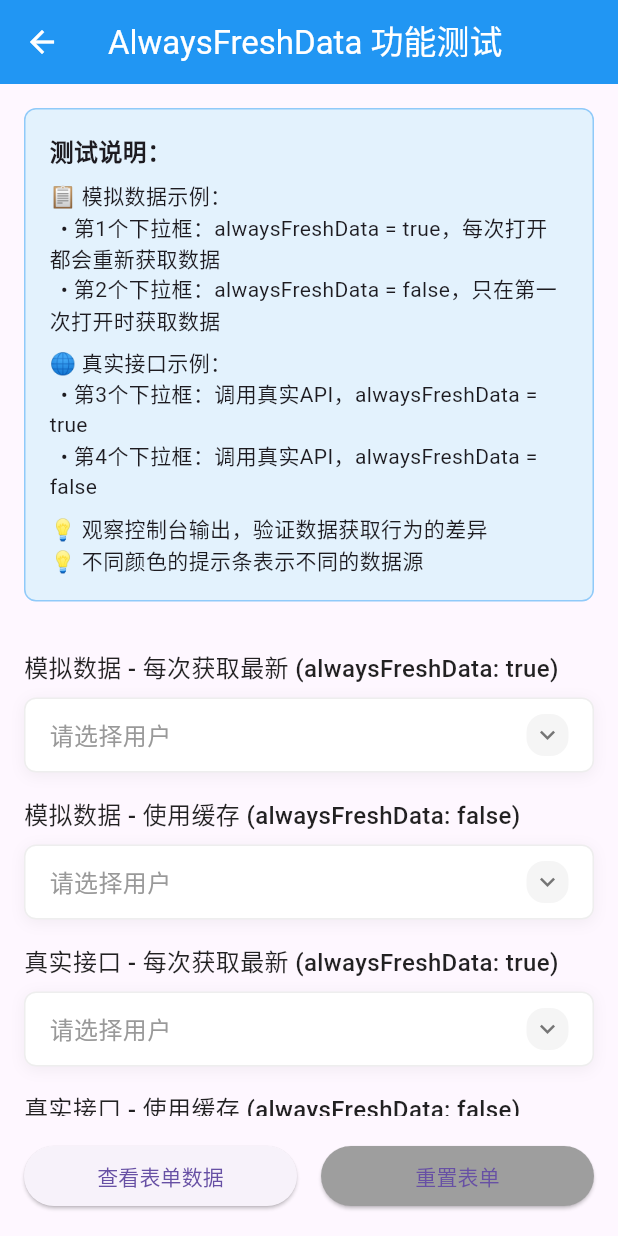
After one commit to yuzhido/simple_ui_for_flutter, a Flutter app: the AlwaysFreshTestPage screen opened directly, on a phone screen of 412 x 824 dp. The commit adds this screen. Run offline on Flutter 3.47's test engine with Material 3 defaults, Android fonts, the phone set to English and light mode, and no system bars; our stand-ins replace dio, file_picker, flutter_image_compress, image_picker, permission_handler; missing offline and left inert: mobile_scanner; accounts and stored records are empty; network calls fail.

Commit message:
表单新增总是刷新获取数据功能

```diff
--- /dev/null
+++ b/example/lib/pages/form_builder_demo/alwaysfresh_test.dart
@@ -0,0 +1,232 @@
+import 'package:flutter/material.dart';
+import 'package:simple_ui/models/form_builder_config.dart';
+import 'package:simple_ui/models/select_data.dart';
+import 'package:simple_ui/src/form_builder/index.dart';
+import '../../api/user_api.dart';
+import '../../api/models/user.dart';
+
+class AlwaysFreshTestPage extends StatefulWidget {
+  const AlwaysFreshTestPage({super.key});
+
+  @override
+  State<AlwaysFreshTestPage> createState() => _AlwaysFreshTestPageState();
+}
+
+class _AlwaysFreshTestPageState extends State<AlwaysFreshTestPage> {
+  final FormBuilderController _controller = FormBuilderController();
+  final GlobalKey<FormState> _formKey = GlobalKey<FormState>();
+
+  // 模拟远程数据获取
+  Future<List<SelectData<User>>> _fetchMockUsers(String keyword) async {
+    print('🔄 正在获取模拟用户数据，关键词: $keyword');
+    await Future.delayed(const Duration(seconds: 1)); // 模拟网络延迟
+
+    final users = [
+      User(id: '1', name: '张三', age: 25, address: '北京市朝阳区', school: '清华大学', birthday: '1998-01-15'),
+      User(id: '2', name: '李四', age: 28, address: '上海市浦东新区', school: '复旦大学', birthday: '1995-05-20'),
+      User(id: '3', name: '王五', age: 22, address: '广州市天河区', school: '中山大学', birthday: '2001-09-10'),
+      User(id: '4', name: '赵六', age: 30, address: '深圳市南山区', school: '北京大学', birthday: '1993-12-03'),
+    ];
+
+    final filteredUsers = keyword.isEmpty
+        ? users
+        : users.where((user) => (user.name?.contains(keyword) ?? false) || (user.school?.contains(keyword) ?? false) || (user.address?.contains(keyword) ?? false)).toList();
+
+    return filteredUsers.map((user) => SelectData<User>(label: '${user.name ?? '未知用户'} (${user.age ?? '未知年龄'}岁)', value: user.id ?? '', data: user)).toList();
+  }
+
+  // 真实接口获取数据
+  Future<List<SelectData<User>>> _fetchRealUsers(String? keyword) async {
+    try {
+      print('🌐 正在从真实接口获取用户数据，关键词: $keyword');
+      final response = await UserApi.getUserList(page: 1, limit: 20, name: keyword?.isNotEmpty == true ? keyword : null);
+
+      // 检查响应结构
+      if (response['success'] == true && response['data'] != null) {
+        final data = response['data'];
+
+        // 检查data是直接数组还是包含users字段的Map
+        List<dynamic> usersData;
+        if (data is List) {
+          // data直接是用户数组
+          usersData = data;
+        } else if (data is Map<String, dynamic> && data['users'] is List) {
+          // data是Map，包含users字段
+          usersData = data['users'];
+        } else {
+          print('⚠️ 接口返回数据格式不符合预期: $data');
+          return [];
+        }
+
+        if (usersData.isEmpty) {
+          print('📭 接口返回空数据');
+          return [];
+        }
+
+        print('✅ 成功获取到 ${usersData.length} 条用户数据');
+        return usersData.map((userJson) {
+          try {
+            if (userJson is Map<String, dynamic>) {
+              final user = User.fromJson(userJson);
+              return SelectData<User>(label: '${user.name ?? '未知用户'} (${user.age ?? '未知年龄'}岁)', value: user.id ?? '', data: user);
+            } else {
+              return SelectData<User>(
+                label: '数据格式错误',
+                value: 'error',
+                data: User(name: '数据格式错误', age: 0, address: '', school: '', birthday: ''),
+              );
+            }
+          } catch (e) {
+            print('❌ 解析用户数据失败: $e');
+            return SelectData<User>(
+              label: '解析失败的用户',
+              value: 'error',
+              data: User(name: '解析失败', age: 0, address: '', school: '', birthday: ''),
+            );
+          }
+        }).toList();
+      } else {
+        print('❌ 接口返回失败: ${response['message'] ?? '未知错误'}');
+        return [];
+      }
+    } catch (e) {
+      print('❌ 网络请求失败: $e');
+      return [];
+    }
+  }
+
+  List<FormBuilderConfig> get _configs => [
+    FormBuilderConfig.dropdown<User>(
+      name: 'alwaysFreshMockUser',
+      label: '模拟数据 - 每次获取最新 (alwaysFreshData: true)',
+      required: false,
+      remote: true,
+      remoteFetch: _fetchMockUsers,
+      alwaysFreshData: true, // 每次打开弹窗都获取最新数据
+      placeholder: '请选择用户',
+      onChange: (fieldName, value) {
+        print('✅ 模拟数据 alwaysFreshData字段值变更: $fieldName = $value');
+        ScaffoldMessenger.of(context).showSnackBar(SnackBar(content: Text('已选择模拟用户: $value'), duration: const Duration(seconds: 2), backgroundColor: Colors.green));
+      },
+    ),
+    FormBuilderConfig.dropdown<User>(
+      name: 'cachedMockUser',
+      label: '模拟数据 - 使用缓存 (alwaysFreshData: false)',
+      required: false,
+      remote: true,
+      remoteFetch: _fetchMockUsers,
+      alwaysFreshData: false, // 只在第一次打开时获取数据
+      placeholder: '请选择用户',
+      onChange: (fieldName, value) {
+        print('📦 模拟数据 缓存字段值变更: $fieldName = $value');
+        ScaffoldMessenger.of(context).showSnackBar(SnackBar(content: Text('已选择模拟用户: $value'), duration: const Duration(seconds: 2), backgroundColor: Colors.blue));
+      },
+    ),
+    FormBuilderConfig.dropdown<User>(
+      name: 'alwaysFreshRealUser',
+      label: '真实接口 - 每次获取最新 (alwaysFreshData: true)',
+      required: false,
+      remote: true,
+      remoteFetch: _fetchRealUsers,
+      alwaysFreshData: true, // 每次打开弹窗都获取最新数据
+      placeholder: '请选择用户',
+      onChange: (fieldName, value) {
+        print('🌐 真实接口 alwaysFreshData字段值变更: $fieldName = $value');
+        ScaffoldMessenger.of(context).showSnackBar(SnackBar(content: Text('已选择真实用户: $value'), duration: const Duration(seconds: 2), backgroundColor: Colors.orange));
+      },
+    ),
+    FormBuilderConfig.dropdown<User>(
+      name: 'cachedRealUser',
+      label: '真实接口 - 使用缓存 (alwaysFreshData: false)',
+      required: false,
+      remote: true,
+      remoteFetch: _fetchRealUsers,
+      alwaysFreshData: false, // 只在第一次打开时获取数据
+      placeholder: '请选择用户',
+      onChange: (fieldName, value) {
+        print('🌐 真实接口 缓存字段值变更: $fieldName = $value');
+        ScaffoldMessenger.of(context).showSnackBar(SnackBar(content: Text('已选择真实用户: $value'), duration: const Duration(seconds: 2), backgroundColor: Colors.purple));
+      },
+    ),
+  ];
+
+  @override
+  Widget build(BuildContext context) {
+    return Scaffold(
+      appBar: AppBar(title: const Text('AlwaysFreshData 功能测试'), backgroundColor: Colors.blue, foregroundColor: Colors.white),
+      body: Column(
+        children: [
+          Container(
+            padding: const EdgeInsets.all(16),
+            margin: const EdgeInsets.all(16),
+            decoration: BoxDecoration(
+              color: Colors.blue.shade50,
+              borderRadius: BorderRadius.circular(8),
+              border: Border.all(color: Colors.blue.shade200),
+            ),
+            child: const Column(
+              crossAxisAlignment: CrossAxisAlignment.start,
+              children: [
+                Text('测试说明：', style: TextStyle(fontWeight: FontWeight.bold, fontSize: 16)),
+                SizedBox(height: 8),
+                Text('📋 模拟数据示例：'),
+                Text('  • 第1个下拉框：alwaysFreshData = true，每次打开都会重新获取数据'),
+                Text('  • 第2个下拉框：alwaysFreshData = false，只在第一次打开时获取数据'),
+                SizedBox(height: 8),
+                Text('🌐 真实接口示例：'),
+                Text('  • 第3个下拉框：调用真实API，alwaysFreshData = true'),
+                Text('  • 第4个下拉框：调用真实API，alwaysFreshData = false'),
+                SizedBox(height: 8),
+                Text('💡 观察控制台输出，验证数据获取行为的差异'),
+                Text('💡 不同颜色的提示条表示不同的数据源'),
+              ],
+            ),
+          ),
+          Expanded(
+            child: FormBuilder(configs: _configs, controller: _controller, formKey: _formKey, autovalidate: true),
+          ),
+          Container(
+            padding: const EdgeInsets.all(16),
+            child: Row(
+              children: [
+                Expanded(
+                  child: ElevatedButton(
+                    onPressed: () {
+                      final values = _controller.values;
+                      showDialog(
+                        context: context,
+                        builder: (context) => AlertDialog(
+                          title: const Text('表单数据'),
+                          content: SingleChildScrollView(child: Text(values.entries.map((e) => '${e.key}: ${e.value}').join('\n'))),
+                          actions: [TextButton(onPressed: () => Navigator.of(context).pop(), child: const Text('确定'))],
+                        ),
+                      );
+                    },
+                    child: const Text('查看表单数据'),
+                  ),
+                ),
+                const SizedBox(width: 16),
+                Expanded(
+                  child: ElevatedButton(
+                    onPressed: () {
+                      _controller.clear();
+                      _formKey.currentState?.reset();
+                    },
+                    style: ElevatedButton.styleFrom(backgroundColor: Colors.grey),
+                    child: const Text('重置表单'),
+                  ),
+                ),
+              ],
+            ),
+          ),
+        ],
+      ),
+    );
+  }
+
+  @override
+  void dispose() {
+    _controller.dispose();
+    super.dispose();
+  }
+}
--- a/example/lib/pages/form_builder_demo/index.dart
+++ b/example/lib/pages/form_builder_demo/index.dart
@@ -258,6 +258,29 @@ class _FormBuilderDemoState extends State<FormBuilderDemo> {
           }
         },
       ),
+      // 新功能示例：展示 alwaysFreshData、onDialogOpen、onDialogClose
+      FormBuilderConfig.dropdown<User>(
+        name: 'advancedRemoteUsers',
+        label: '高级远程用户选择（新功能演示）',
+        required: false,
+        remote: true,
+        remoteFetch: _fetchRemoteUsers,
+        alwaysFreshData: false, // 只在第一次打开弹窗时获取数据，之后使用缓存
+        showAdd: true,
+        onAdd: (val) {
+          debugPrint('高级模式添加新项: $val');
+          ScaffoldMessenger.of(context).showSnackBar(SnackBar(content: Text('添加新用户: $val'), duration: Duration(seconds: 2)));
+        },
+        onSingleSelected: (val) {
+          print('高级模式选择用户: ${val.data}');
+        },
+        onChange: (fieldName, value) {
+          print('高级字段 $fieldName 值变更为: $value');
+          if (value != null) {
+            ScaffoldMessenger.of(context).showSnackBar(SnackBar(content: Text('高级模式：用户已选择'), duration: Duration(seconds: 1), backgroundColor: Colors.purple));
+          }
+        },
+      ),
       FormBuilderConfig.upload(
         name: 'avatar',
         label: '头像',
--- a/lib/models/form_builder_config.dart
+++ b/lib/models/form_builder_config.dart
@@ -187,6 +187,7 @@ class FormBuilderConfig {
     Function(List<SelectData<T>>)? onMultipleSelected,
     bool showAdd = false,
     void Function(String keyword)? onAdd,
+    bool alwaysFreshData = false,
     bool isShow = true,
     String? Function(dynamic)? validator,
     void Function(String fieldName, dynamic value)? onChange,
@@ -207,6 +208,7 @@ class FormBuilderConfig {
         onMultipleSelected: onMultipleSelected,
         showAdd: showAdd,
         onAdd: onAdd,
+        alwaysFreshData: alwaysFreshData,
       ),
       placeholder: placeholder,
       isShow: isShow,
@@ -391,6 +393,8 @@ class DropdownProps<T> {
   final Function(List<SelectData<T>>)? onMultipleSelected;
   final bool showAdd;
   final void Function(String keyword)? onAdd;
+  // 是否每次打开弹窗都获取最新数据（仅在remote模式下生效）
+  final bool alwaysFreshData;
 
   const DropdownProps({
     required this.options,
@@ -402,6 +406,7 @@ class DropdownProps<T> {
     this.onMultipleSelected,
     this.showAdd = false,
     this.onAdd,
+    this.alwaysFreshData = false,
   });
 }
 
--- a/lib/src/form_builder/widgets/dropdown_field_widget.dart
+++ b/lib/src/form_builder/widgets/dropdown_field_widget.dart
@@ -83,6 +83,7 @@ class DropdownFieldWidget extends StatelessWidget {
               placeholderText: config.placeholder ?? '请选择',
               showAdd: propsRaw.showAdd,
               onAdd: propsRaw.onAdd,
+              alwaysFreshData: propsRaw.alwaysFreshData,
               onSingleSelected: (value) {
                 onChanged(value.value);
                 state.didChange(value.value);
```
Also changed, not shown: example/lib/main.dart (+8 -0 lines).
